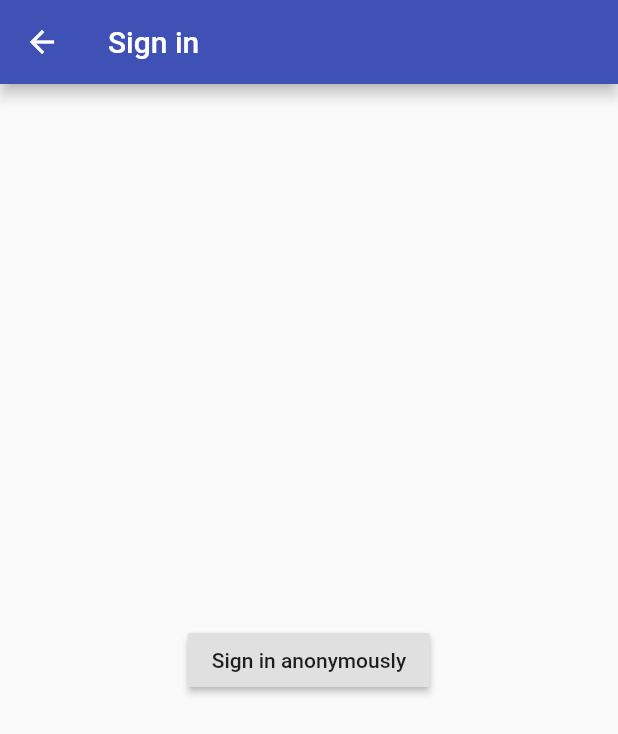
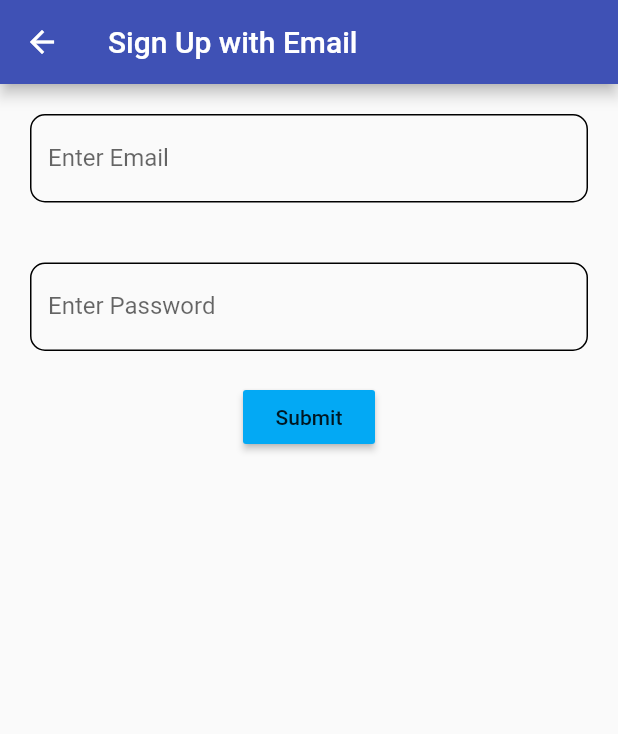
Before and after one commit to ericadu/minifridge, a Flutter app: the screen it shows after launch, after a tap on "Log In Using Email", on a phone screen of 412 x 824 dp. Shown: the top 734 px of the screen. Run offline on Flutter 3.47's test engine with Material 2 defaults, Android fonts, the phone set to English and light mode, and no system bars; our stand-ins replace firebase_auth, flutter_signin_button, splashscreen; accounts and stored records are empty.

Commit message:
Login works, albeit ghost back button.

```diff
--- a/minifridge_app/lib/main.dart
+++ b/minifridge_app/lib/main.dart
@@ -33,7 +33,7 @@ class MyApp extends StatelessWidget {
       ),
       home: LandingPage(),
       routes: <String, WidgetBuilder> {
-        '/home': (BuildContext contect) => HomePage(),
+        HomePage.routeName: (BuildContext context) => HomePage(),
         '/login': (BuildContext context) => LoginPage(),
         '/register': (BuildContext context) => RegisterPage(),
         '/signup': (BuildContext context) => SignupPage(),
--- a/minifridge_app/lib/pages/login.dart
+++ b/minifridge_app/lib/pages/login.dart
@@ -1,26 +1,121 @@
+import 'package:firebase_auth/firebase_auth.dart';
 import 'package:flutter/material.dart';
-import 'package:firebase_auth/firebase_auth.dart';
+import 'package:minifridge_app/pages/home.dart';
 
-class LoginPage extends StatelessWidget {
+class LoginPage extends StatefulWidget {
+  @override
+  _LoginPageState createState() => _LoginPageState();
+}
 
-  Future<void> _signInAnonymously() async {
-    try {
-      await FirebaseAuth.instance.signInAnonymously();
-    } catch (e) {
-      print(e);
-    }
+class _LoginPageState extends State<LoginPage> {
+  final _formKey = GlobalKey<FormState>();
+  FirebaseAuth firebaseAuth = FirebaseAuth.instance;
+  TextEditingController emailController = TextEditingController();
+  TextEditingController passwordController = TextEditingController();
+
+  @override
+  void initState() {
+    super.initState();
   }
 
   @override
+  void dispose() {
+    super.dispose();
+    emailController.dispose();
+    passwordController.dispose();
+  }
+
+void loginToFirebase() {
+  firebaseAuth
+    .signInWithEmailAndPassword(
+        email: emailController.text, password: passwordController.text)
+    .then((result) {
+      Navigator.pushReplacementNamed(
+        context,
+        HomePage.routeName
+      );
+  }).catchError((err) {
+      print(err.message);
+      showDialog(
+          context: context,
+          builder: (BuildContext context) {
+          return AlertDialog(
+            title: Text("Error"),
+            content: Text(err.message),
+            actions: [
+              FlatButton(
+                child: Text("Ok"),
+                onPressed: () {
+                  Navigator.of(context).pop();
+                },
+              )
+            ],
+          );
+      });
+  });
+}
+
+  @override
   Widget build(BuildContext context) {
-    return Scaffold(
-      appBar: AppBar(title: Text('Sign in')),
-      body: Center(
-        child: RaisedButton(
-          child: Text('Sign in anonymously'),
-          onPressed: _signInAnonymously,
-        ),
+    return new Scaffold(
+      appBar: AppBar(
+        title: Text('Sign Up with Email'),
       ),
+      body: Form(
+        key: _formKey,
+        child: SingleChildScrollView(
+          child: Column(children: <Widget>[
+            Padding(
+              padding: EdgeInsets.all(20.0),
+              child: TextFormField(
+                controller: emailController,
+                decoration: InputDecoration(
+                  labelText: "Enter Email",
+                  enabledBorder: OutlineInputBorder(
+                    borderRadius: BorderRadius.circular(10.0),
+                  ),
+                ),
+                // The validator receives the text that the user has entered.
+                validator: (value) {
+                  if (value.isEmpty) {
+                    return 'Enter Email';
+                  }
+                  return null;
+                },
+              )
+            ),
+            Padding(
+              padding: EdgeInsets.all(20.0),
+              child: TextFormField(
+                controller: passwordController,
+                obscureText: true,
+                decoration: InputDecoration(
+                  labelText: "Enter Password",
+                  enabledBorder: OutlineInputBorder(
+                    borderRadius: BorderRadius.circular(10.0),
+                  ),
+                ),
+                // The validator receives the text that the user has entered.
+                validator: (value) {
+                  if (value.isEmpty) {
+                    return 'Enter Password';
+                  }
+                  return null;
+                },
+              )
+            ),
+            RaisedButton(
+              color: Colors.lightBlue,
+              onPressed: () {
+                if (_formKey.currentState.validate()) {
+                  loginToFirebase();
+                }
+              },
+              child: Text('Submit'),
+            )
+          ])
+        )
+      )
     );
   }
 }
```
Also changed, not shown: minifridge_app/lib/pages/home.dart (+44 -19 lines), minifridge_app/lib/pages/signup.dart (+15 -30 lines), 1 other file.
